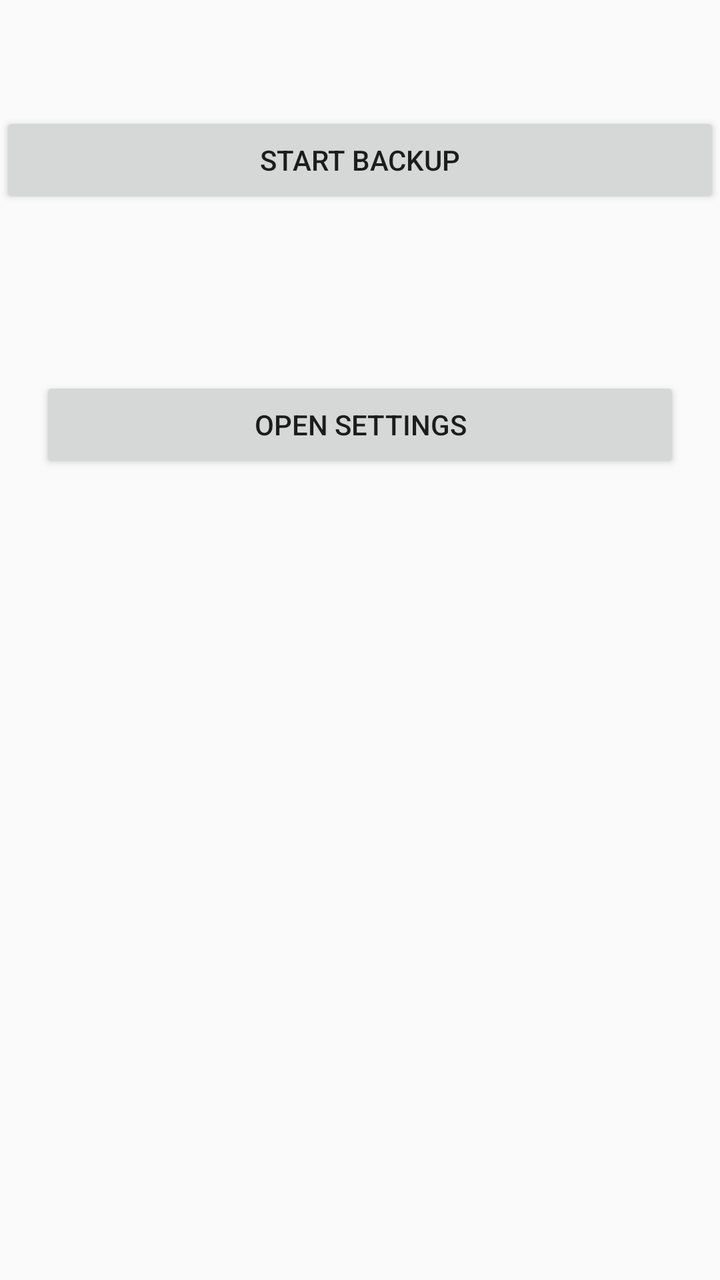
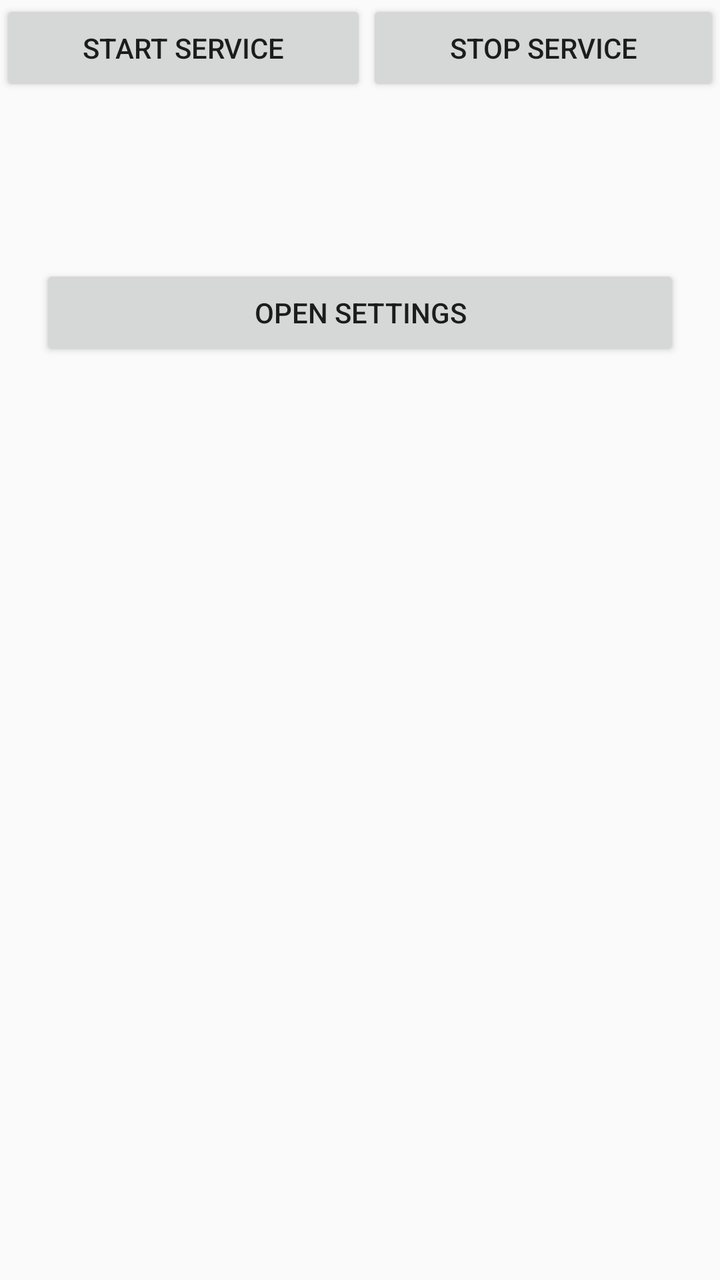

An Android layout rendered at two revisions. The XML below is the earlier revision; the diff shows what the commit changed to produce the second picture.
<!-- AndroidManifest.xml: application theme AppTheme -->
<!-- res/layout/activity_main.xml -->
<LinearLayout xmlns:android="http://schemas.android.com/apk/res/android"
    xmlns:tools="http://schemas.android.com/tools"
    android:layout_width="match_parent"
    android:layout_height="match_parent"
    android:fitsSystemWindows="true"
    android:paddingTop="?android:attr/actionBarSize"
    android:orientation="vertical"
    tools:context="com.cromoteca.bfts.MainActivity">

    <Button
        android:id="@+id/toggleButton"
        android:layout_width="match_parent"
        android:layout_height="wrap_content"
        android:text="@string/start_backup" />

    <TextView
        android:id="@+id/statsText"
        android:layout_width="match_parent"
        android:layout_height="wrap_content"
        android:layout_margin="20dp"
        android:textAppearance="@android:style/TextAppearance.Material.Medium" />

    <Button
        android:id="@+id/settingsButton"
        android:layout_width="match_parent"
        android:layout_height="wrap_content"
        android:layout_margin="20dp"
        android:text="Open Settings" />
</LinearLayout>
<!-- resources referenced by this layout -->
<resources>
  <string name="start_backup">Start backup</string>
  <style name="AppTheme" parent="android:Theme.Material.Light.DarkActionBar">
  
          <item name="android:colorPrimary">@color/primaryColor</item>
          <item name="android:colorPrimaryDark">@color/primaryDarkColor</item>
          <item name="android:colorAccent">@color/secondaryColor</item>
  
      </style>
  <color name="primaryColor">#234f5e</color>
  <color name="primaryDarkColor">#002734</color>
  <color name="secondaryColor">#aa3e16</color>
</resources>

<!-- the commit's change to res/layout/activity_main.xml (unified diff, before → after) -->
@@ -2,16 +2,28 @@
     xmlns:tools="http://schemas.android.com/tools"
     android:layout_width="match_parent"
     android:layout_height="match_parent"
-    android:fitsSystemWindows="true"
-    android:paddingTop="?android:attr/actionBarSize"
     android:orientation="vertical"
-    tools:context="com.cromoteca.bfts.MainActivity">
+    tools:context=".MainActivity">
 
-    <Button
-        android:id="@+id/toggleButton"
+    <LinearLayout
         android:layout_width="match_parent"
         android:layout_height="wrap_content"
-        android:text="@string/start_backup" />
+        android:orientation="horizontal">
+
+        <Button
+            android:id="@+id/startButton"
+            android:layout_width="wrap_content"
+            android:layout_height="wrap_content"
+            android:layout_weight="1"
+            android:text="Start service" />
+
+        <Button
+            android:id="@+id/stopButton"
+            android:layout_width="wrap_content"
+            android:layout_height="wrap_content"
+            android:layout_weight="1"
+            android:text="Stop service" />
+    </LinearLayout>
 
     <TextView
         android:id="@+id/statsText"
<!-- resource entries referenced after the edit -->
@@ -1,6 +1,5 @@
 <!-- resources referenced by this layout -->
 <resources>
-  <string name="start_backup">Start backup</string>
   <style name="AppTheme" parent="android:Theme.Material.Light.DarkActionBar">
   
           <item name="android:colorPrimary">@color/primaryColor</item>
